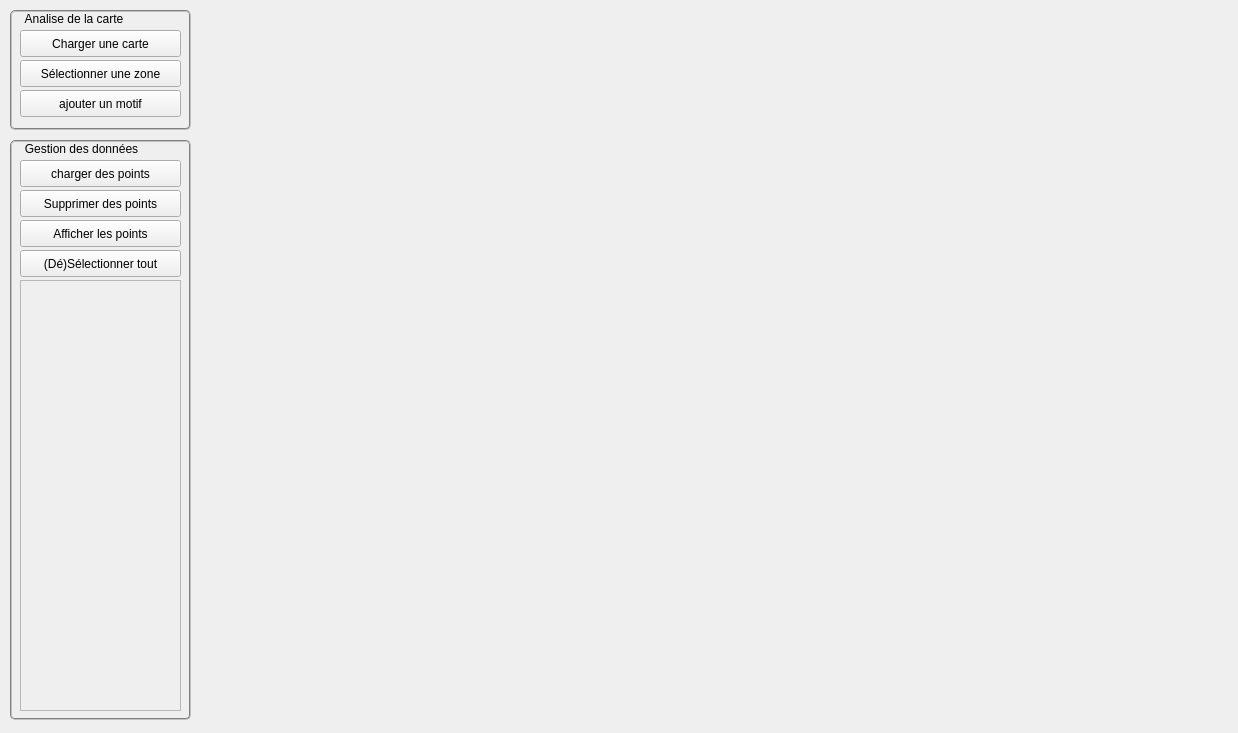
First picture: the form in logiciel/carte-qt/mainwindow.ui, repository s0lstice/oculometre, before the edit.
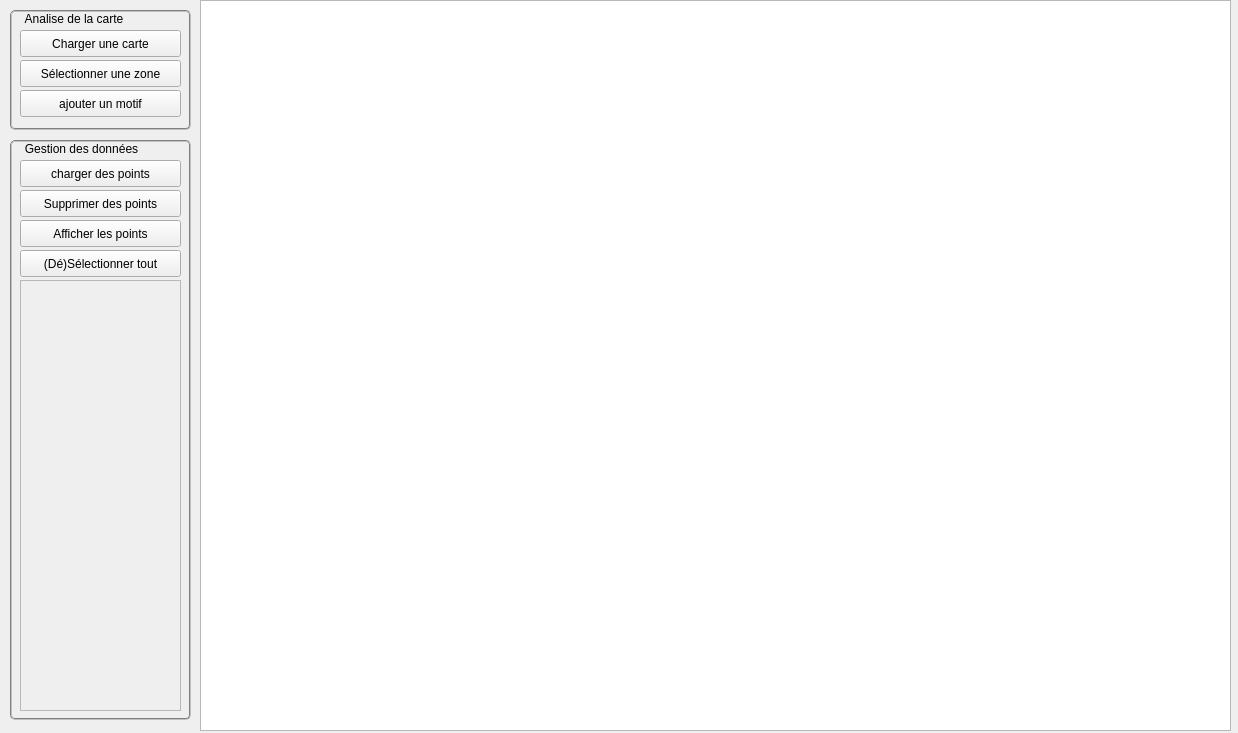
Second picture: the form after the edit.

```diff
--- a/logiciel/carte-qt/mainwindow.ui
+++ b/logiciel/carte-qt/mainwindow.ui
@@ -166,18 +166,15 @@
      </property>
     </widget>
    </widget>
-   <widget class="QLabel" name="image">
+   <widget class="QGraphicsView" name="image">
     <property name="geometry">
      <rect>
       <x>200</x>
-      <y>10</y>
-      <width>791</width>
-      <height>551</height>
+      <y>0</y>
+      <width>1031</width>
+      <height>731</height>
      </rect>
     </property>
-    <property name="text">
-     <string/>
-    </property>
    </widget>
   </widget>
  </widget>
```
